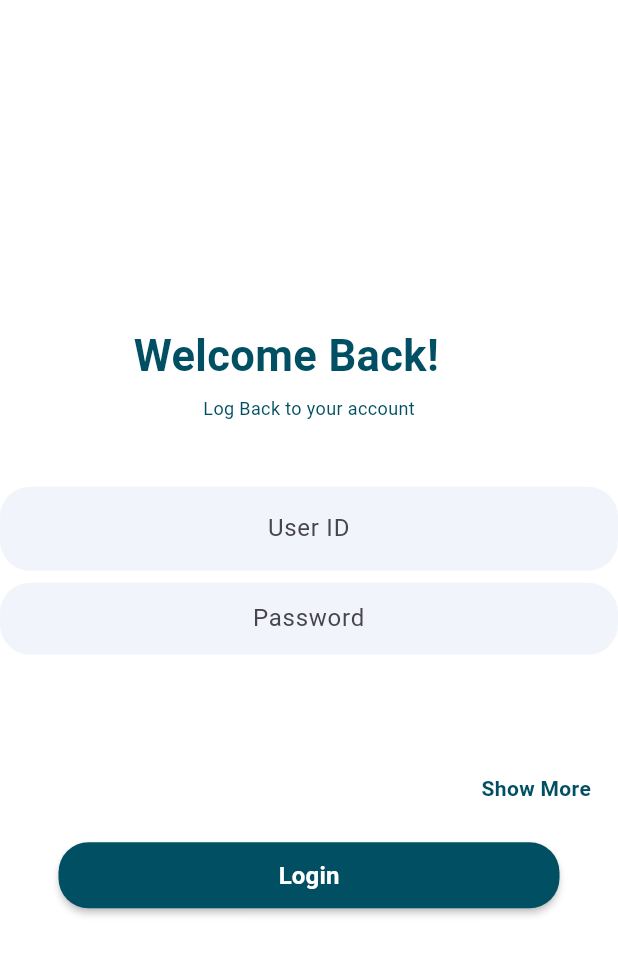
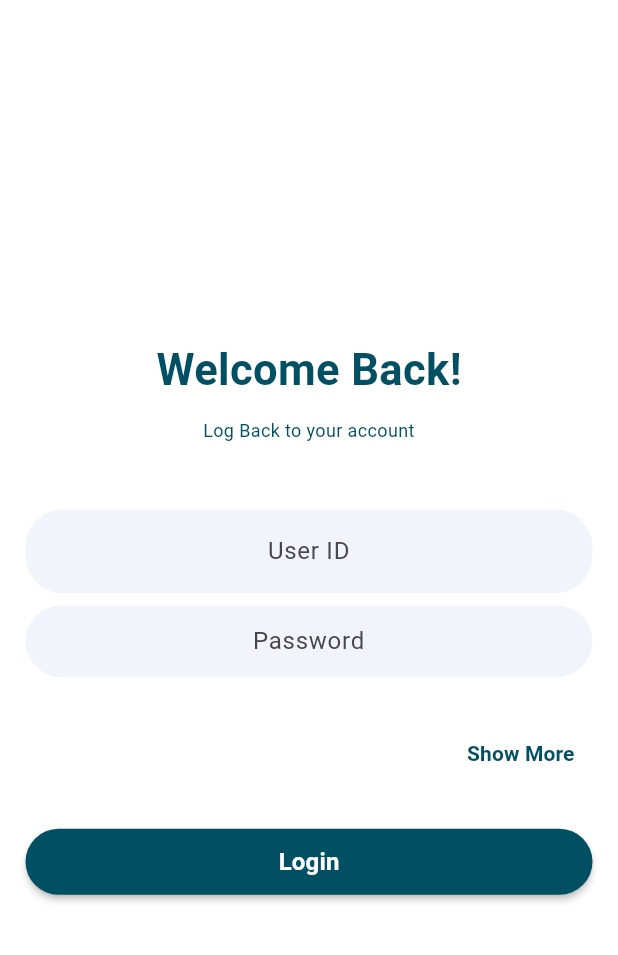
Before and after one commit to Bekir-shaher/delivery_app, a Flutter app: the screen it shows after launch, on a phone screen of 412 x 824 dp. Shown: the top 955 px of the screen. Run offline on Flutter 3.47's test engine with Material 3 defaults, Android fonts, the phone set to English and light mode, and no system bars.

Commit message:
Edit the size of login button

```diff
--- a/lib/futuers/user/presention/widgets/loginForm.dart
+++ b/lib/futuers/user/presention/widgets/loginForm.dart
@@ -1,3 +1,5 @@
+import 'dart:io';
+
 import 'package:flutter/material.dart';
 
 class Loginform extends StatefulWidget {
@@ -16,16 +18,14 @@ class _LoginformState extends State<Loginform> {
   @override
   Widget build(BuildContext context) {
     return Container(
-      child: Center(
+      child: Padding(
+        padding: const EdgeInsets.all(17),
         child: Column(
           mainAxisAlignment: MainAxisAlignment.center,
           children: [
             Column(
               children: [
-                Container(
-                  width: 234,
-                  height: 35,
-                  child: Text(
+                Text(
                   "Welcome Back!",
                   style: TextStyle(
                     color: Color(0xff004F62),
@@ -33,7 +33,7 @@ class _LoginformState extends State<Loginform> {
                     fontWeight: FontWeight.w600,
                   ),
                 ),
-                ),
+
                 SizedBox(height: 12),
                 Text(
                   "Log Back to your account",
@@ -42,6 +42,7 @@ class _LoginformState extends State<Loginform> {
                     fontSize: 12,
                     fontWeight: FontWeight.w400,
                   ),
+                  textAlign: TextAlign.right,
                 ),
               ],
             ),
@@ -49,18 +50,19 @@ class _LoginformState extends State<Loginform> {
 
             Form(
               key: _formKey,
-              autovalidateMode: AutovalidateMode.onUserInteraction,
+              autovalidateMode: AutovalidateMode
+                  .onUnfocus, //تفعيل التحقق من صحة النموذج عند فقدان التركيز
               child: Column(
                 children: [
                   TextFormField(
                     controller: userIdCtr,
                     keyboardType: TextInputType.number,
                     decoration: InputDecoration(
-                      fillColor: Color(0xffF1F5FB),
+                      filled: true, // لتفعيل اللون الخلفية
+                      fillColor: Color(0xffF1F5FB), //لون الخلفية
                       hintText: 'User ID',
-                      filled: true, // مملؤ
                       border: OutlineInputBorder(
-                        borderRadius: BorderRadius.circular(20),
+                        borderRadius: BorderRadius.circular(25),
                         borderSide: BorderSide.none, // لإزالة الحدود
                       ),
                     ),
@@ -77,13 +79,13 @@ class _LoginformState extends State<Loginform> {
                     controller: passwordCtr,
                     obscureText: true,
                     decoration: InputDecoration(
+                      filled: true,
                       fillColor: Color(0xffF1F5FB),
                       hintText: 'Password',
                       border: OutlineInputBorder(
-                        borderRadius: BorderRadius.circular(20),
-                        borderSide: BorderSide.none,
+                        borderRadius: BorderRadius.circular(25),
+                        borderSide: BorderSide.none, // لإزالة الحدود
                       ),
-                      filled: true, //مملؤ
                       contentPadding: EdgeInsets.symmetric(horizontal: 17),
                     ),
                     textAlign: TextAlign.center,
@@ -94,10 +96,13 @@ class _LoginformState extends State<Loginform> {
                       return null;
                     },
                   ),
-                  SizedBox(height: 79),
+                  SizedBox(height: 27),
                   Container(
                     alignment: Alignment.centerRight,
-                    margin: EdgeInsets.only(right: 18),
+                    child: TextButton(
+                      onPressed: () {
+                        //link or logic to show more options
+                      },
                       child: Text(
                         'Show More',
                         style: TextStyle(
@@ -107,22 +112,22 @@ class _LoginformState extends State<Loginform> {
                         ),
                       ),
                     ),
+                  ),
                   SizedBox(height: 24),
                   MaterialButton(
                     onPressed: () {
                       if (_formKey.currentState!.validate()) {
                         userId = int.parse(userIdCtr.text);
                         password = int.parse(passwordCtr.text);
-                        // Handle login logic here
+                        // Handle login logic
                       }
                     },
                     color: Color(0xff004F62),
                     shape: RoundedRectangleBorder(
-                      borderRadius: BorderRadius.circular(20),
+                      borderRadius: BorderRadius.circular(25),
                     ),
-                    minWidth: 334,
+                    minWidth: double.infinity, // يسمح بتعبئة العرض بالكامل
                     height: 44,
-                    padding: EdgeInsets.only(left: 17, right: 17),
                     child: Text(
                       'Login',
                       style: TextStyle(
```
Lines whose indentation alone changed are shown as unchanged.
